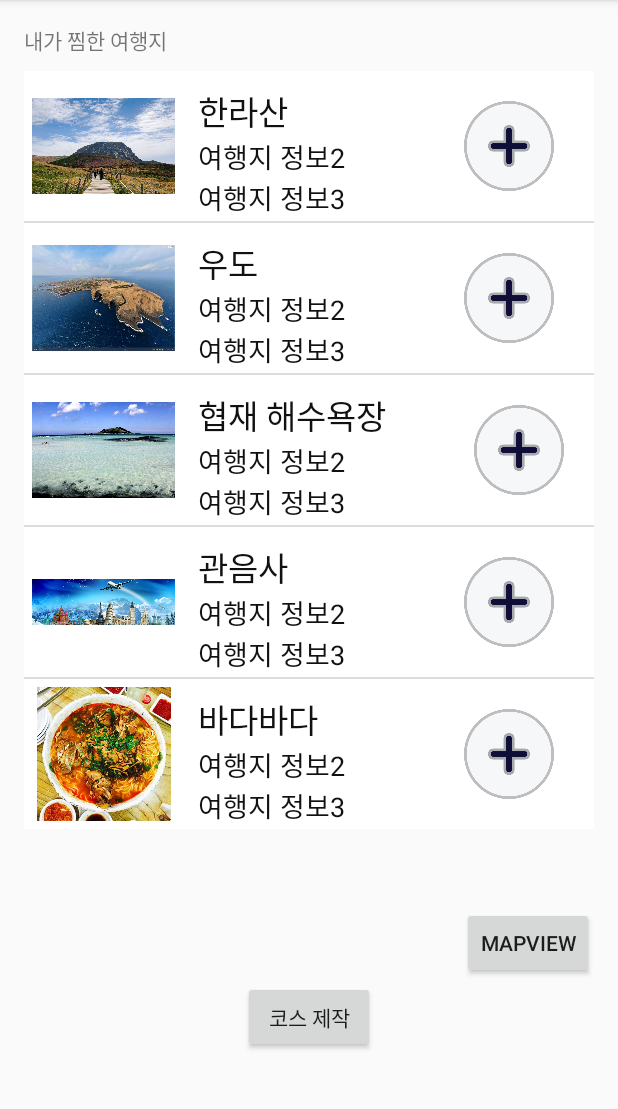
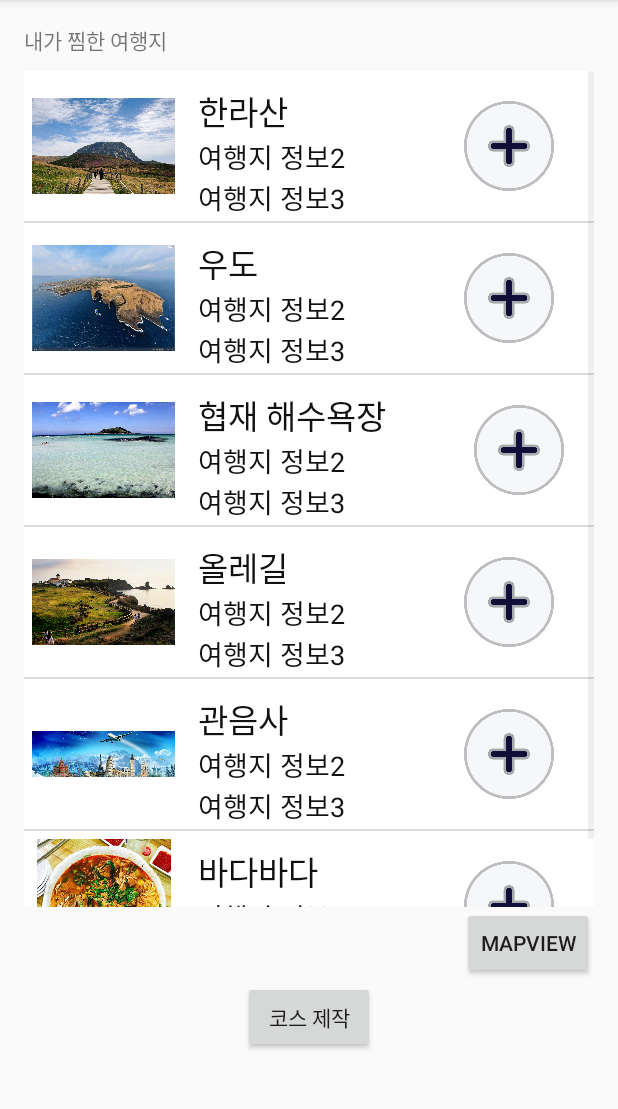
Before and after one commit to jinsoogod/costamp, an Android app: the CourseActivity screen opened directly, with no data from a screen before it, on a phone screen of 412 x 824 dp, the part 84-1193 px from its top. Run offline under Robolectric (Android 15) with nearby library versions, the light colour scheme and no system bars.

Commit message:
error commit

```diff
--- a/app/src/main/java/com/hanium/costamp/CourseActivity.java
+++ b/app/src/main/java/com/hanium/costamp/CourseActivity.java
@@ -55,7 +55,7 @@ public class CourseActivity extends AppCompatActivity {
         test1 = new ListViewData("한라산", "여행지 정보2", "여행지 정보3", true, BitmapFactory.decodeResource(getResources(), R.drawable.hanrasan));
         test2 = new ListViewData("우도", "여행지 정보2", "여행지 정보3", true, BitmapFactory.decodeResource(getResources(), R.drawable.woodo));
         test3 = new ListViewData("협재 해수욕장", "여행지 정보2", "여행지 정보3", true, BitmapFactory.decodeResource(getResources(), R.drawable.hyeopjae));
-//        test4 = new ListViewData("올레길", "여행지 정보2", "여행지 정보3", true, BitmapFactory.decodeResource(getResources(), R.drawable.olle));
+        test4 = new ListViewData("올레길", "여행지 정보2", "여행지 정보3", true, BitmapFactory.decodeResource(getResources(), R.drawable.olle));
         test5 = new ListViewData("관음사", "여행지 정보2", "여행지 정보3", true, BitmapFactory.decodeResource(getResources(), R.drawable.testimage1));
         test6 = new ListViewData("바다바다", "여행지 정보2", "여행지 정보3", true, BitmapFactory.decodeResource(getResources(), R.drawable.badabada));
 
@@ -67,7 +67,7 @@ public class CourseActivity extends AppCompatActivity {
         travel_info_list.add(test1);
         travel_info_list.add(test2);
         travel_info_list.add(test3);
-  //      travel_info_list.add(test4);
+        travel_info_list.add(test4);
         travel_info_list.add(test5);
         travel_info_list.add(test6);
 
--- a/app/src/main/java/com/hanium/costamp/activity/SplashActivity.java
+++ b/app/src/main/java/com/hanium/costamp/activity/SplashActivity.java
@@ -26,7 +26,6 @@ public class SplashActivity extends Activity
     boolean isInternetMobile = false; // 3G망 상태 값 저장
 
 
-    @TargetApi(Build.VERSION_CODES.M)
     @Override
     protected void onCreate(Bundle savedInstanceState)
     {
```
